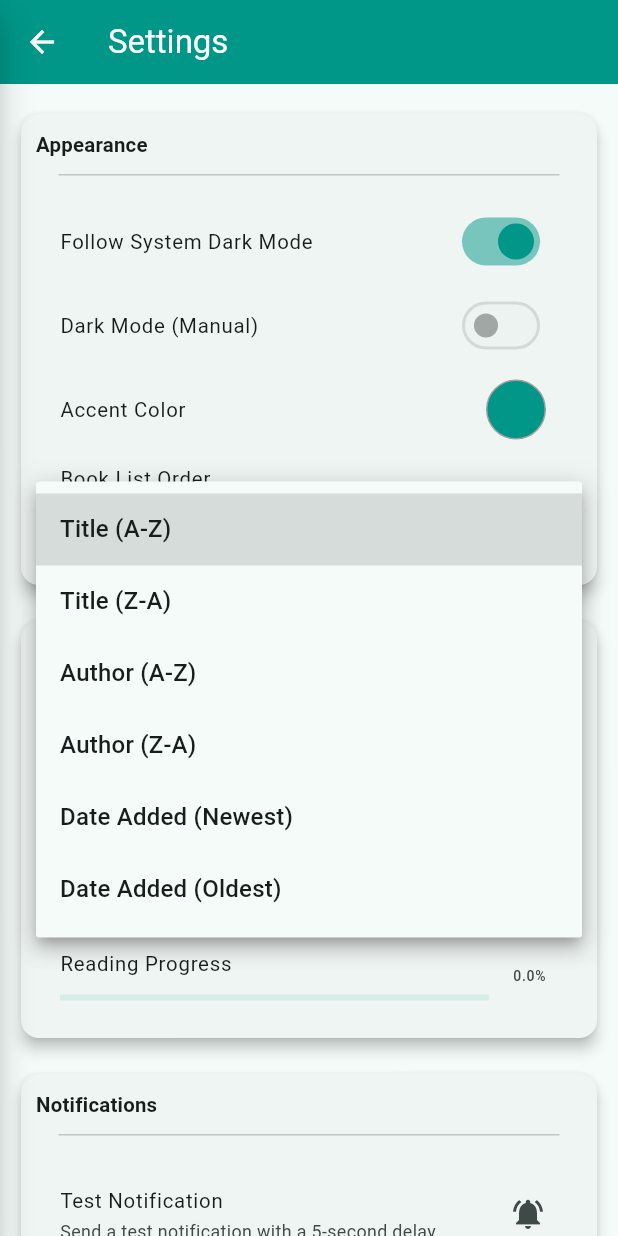
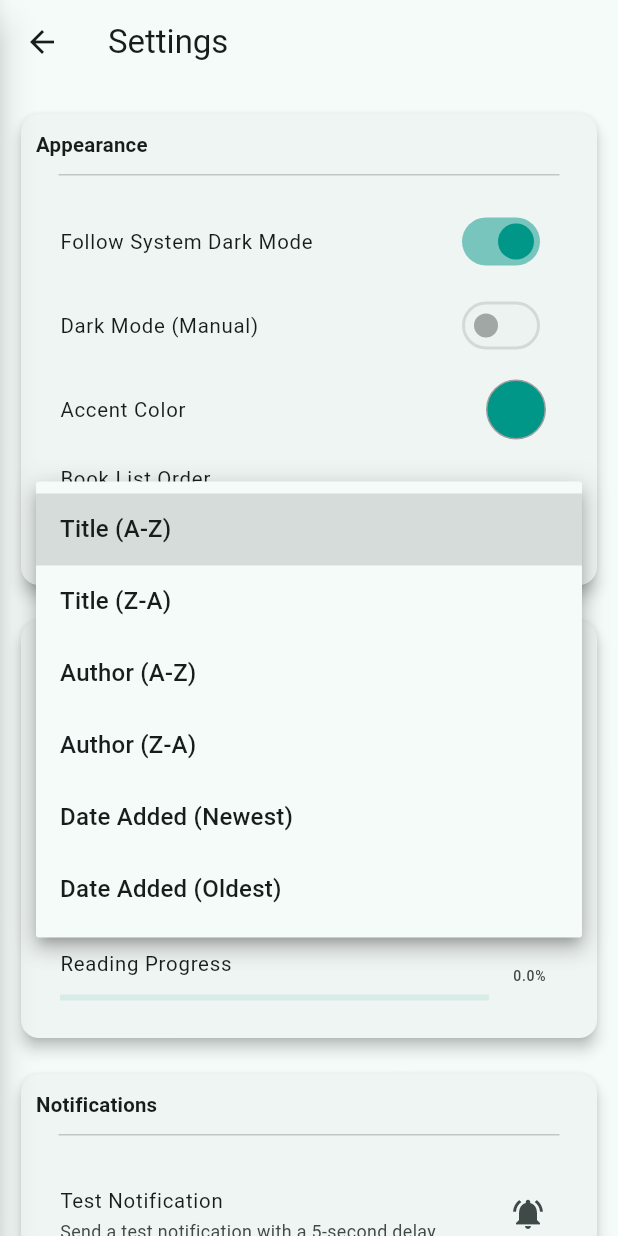
Before and after one commit to art-was-here/mybooknook, a Flutter app: the SettingsScreen screen opened by its route, after a tap on "Title (A-Z)", on a phone screen of 412 x 824 dp. Run offline on Flutter 3.47's test engine with Material 3 defaults, Android fonts, the phone set to English and light mode, and no system bars; our stand-ins replace app_links, cloud_firestore, dio, firebase_auth, firebase_core, firebase_messaging and 11 more; missing offline and left inert: barcode_scan2, google_mlkit_text_recognition, googleapis; accounts and stored records are empty; network calls fail.

Commit message:
fixed the settings header

```diff
--- a/lib/screens/settings_screen.dart
+++ b/lib/screens/settings_screen.dart
@@ -41,12 +41,34 @@ class _SettingsScreenState extends State<SettingsScreen> {
   );
   bool _isCheckingUpdate = false;
   bool _isTestingNotification = false;
+  final ScrollController _scrollController = ScrollController();
+  bool _isScrolled = false;
 
   @override
   void initState() {
     super.initState();
     _selectedAccentColor = widget.accentColor;
     _loadSettings();
+    _scrollController.addListener(_handleScroll);
+  }
+
+  @override
+  void dispose() {
+    _scrollController.removeListener(_handleScroll);
+    _scrollController.dispose();
+    super.dispose();
+  }
+
+  void _handleScroll() {
+    if (_scrollController.offset > 0 && !_isScrolled) {
+      setState(() {
+        _isScrolled = true;
+      });
+    } else if (_scrollController.offset <= 0 && _isScrolled) {
+      setState(() {
+        _isScrolled = false;
+      });
+    }
   }
 
   Future<void> _loadThemeMode() async {
@@ -209,12 +231,16 @@ class _SettingsScreenState extends State<SettingsScreen> {
     return Scaffold(
       appBar: AppBar(
         title: const Text('Settings'),
-        backgroundColor: _accentColor,
-        foregroundColor: Colors.white,
+        backgroundColor: _isScrolled ? _accentColor : Colors.transparent,
+        elevation: _isScrolled ? 4 : 0,
+        foregroundColor: _isScrolled
+            ? Colors.white
+            : Theme.of(context).colorScheme.onBackground,
       ),
       body: MediaQuery(
         data: MediaQuery.of(context).copyWith(textScaleFactor: 0.85),
         child: ListView(
+          controller: _scrollController,
           padding: const EdgeInsets.symmetric(horizontal: 10.0, vertical: 16.0),
           children: [
             Card(
```
